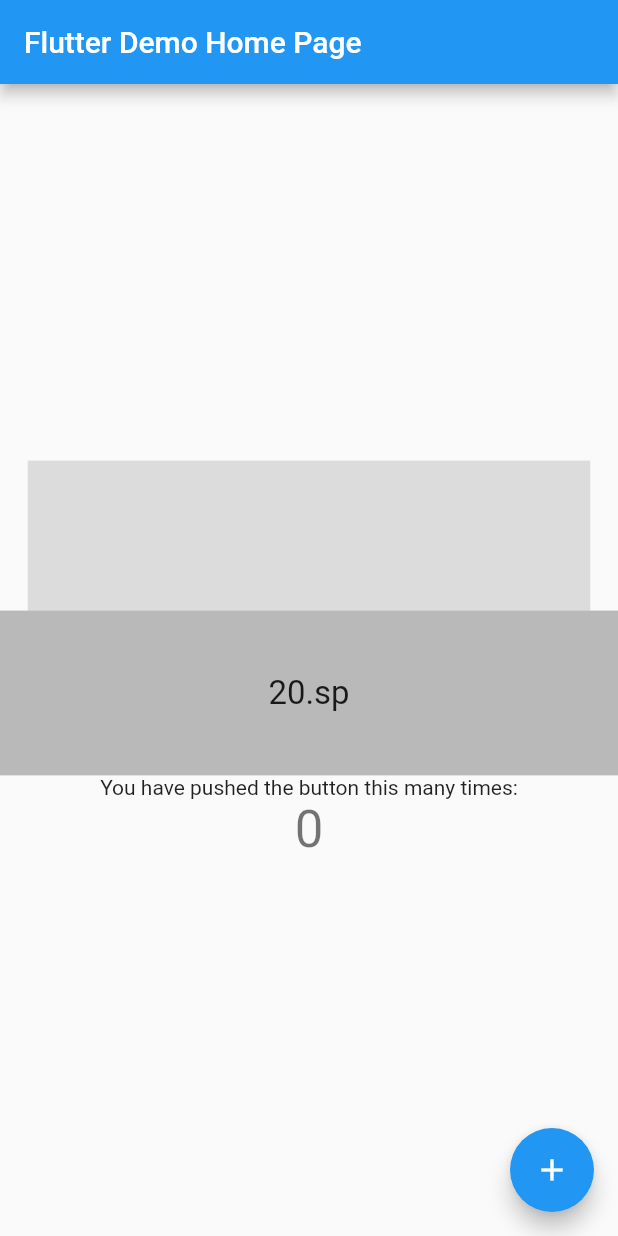
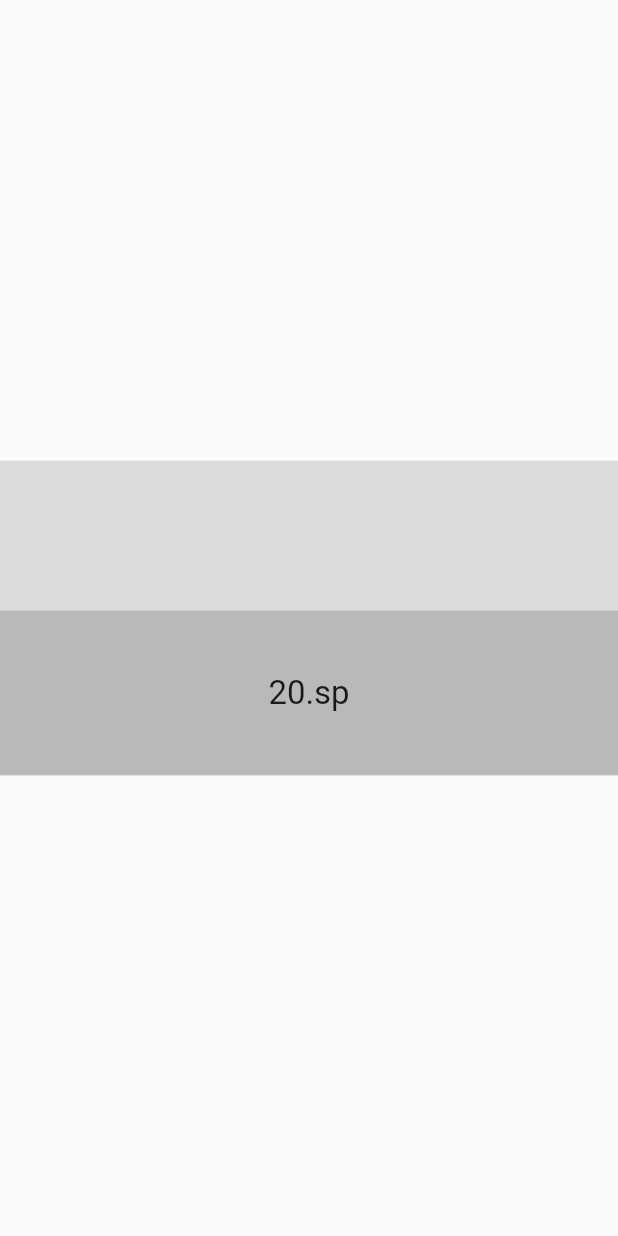
Before and after one commit to Jokergz/sp_adapter, a Flutter app: the screen it shows after launch, on a phone screen of 412 x 824 dp. Run offline on Flutter 3.47's test engine with Material 2 defaults, Android fonts, the phone set to English and light mode, and no system bars.

Commit message:
Update main.dart

```diff
--- a/example/lib/main.dart
+++ b/example/lib/main.dart
@@ -30,50 +30,20 @@ class MyApp extends StatelessWidget {
   }
 }
 
-class MyHomePage extends StatefulWidget {
+class MyHomePage extends StatelessWidget {
   const MyHomePage({super.key, required this.title});
-
-  // This widget is the home page of your application. It is stateful, meaning
-  // that it has a State object (defined below) that contains fields that affect
-  // how it looks.
-
-  // This class is the configuration for the state. It holds the values (in this
-  // case the title) provided by the parent (in this case the App widget) and
-  // used by the build method of the State. Fields in a Widget subclass are
-  // always marked "final".
 
   final String title;
 
   @override
-  State<MyHomePage> createState() => _MyHomePageState();
-}
-
-class _MyHomePageState extends State<MyHomePage> {
-  int _counter = 0;
-
-  void _incrementCounter() {
-    setState(() {
-      // This call to setState tells the Flutter framework that something has
-      // changed in this State, which causes it to rerun the build method below
-      // so that the display can reflect the updated values. If we changed
-      // _counter without calling setState(), then the build method would not be
-      // called again, and so nothing would appear to happen.
-      _counter++;
-    });
-  }
-
-  @override
   Widget build(BuildContext context) {
+    MediaQuery.of(context);
     return Scaffold(
-      appBar: AppBar(
-        title: Text(widget.title),
-      ),
       body: Center(
         child: Column(
           mainAxisAlignment: MainAxisAlignment.center,
           children: <Widget>[
             Container(
-              width: 375,
               height: 100,
               color: Colors.black12,
             ),
@@ -84,21 +54,9 @@ class _MyHomePageState extends State<MyHomePage> {
               alignment: Alignment.center,
               child: Text('20.sp', style: TextStyle(fontSize: 20.sp)),
             ),
-            const Text(
-              'You have pushed the button this many times:',
-            ),
-            Text(
-              '$_counter',
-              style: Theme.of(context).textTheme.headline4,
-            ),
           ],
         ),
       ),
-      floatingActionButton: FloatingActionButton(
-        onPressed: _incrementCounter,
-        tooltip: 'Increment',
-        child: const Icon(Icons.add),
-      ), // This trailing comma makes auto-formatting nicer for build methods.
     );
   }
 }
```
